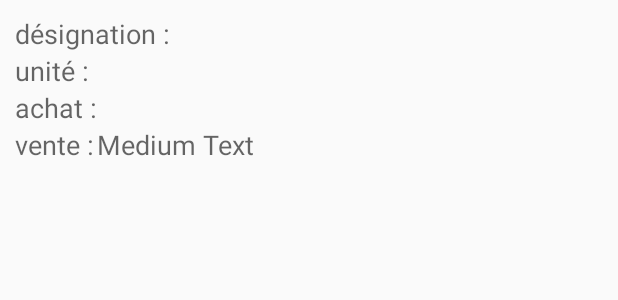
After one commit to omarmahjoubi/ApplicationFinance, an Android app: the layout cours_element.xml on its own in the app's theme, with its tools: preview values and no code run, on a phone screen of 412 x 824 dp. The commit adds this screen. Shown: the top 300 px of the screen. Run offline under Robolectric (Android 15) with nearby library versions, the phone set to English and light mode, and no system bars.

Commit message:
add display cours feature

```diff
--- /dev/null
+++ b/app/src/main/res/layout/cours_element.xml
@@ -0,0 +1,89 @@
+<?xml version="1.0" encoding="utf-8"?>
+<RelativeLayout xmlns:android="http://schemas.android.com/apk/res/android"
+    xmlns:tools="http://schemas.android.com/tools"
+    android:layout_width="match_parent"
+    android:layout_height="match_parent"
+    android:padding="10dp"
+    >
+
+    <TextView
+        android:layout_width="wrap_content"
+        android:layout_height="wrap_content"
+        android:textAppearance="?android:attr/textAppearanceMedium"
+        android:text="@string/code"
+        android:id="@+id/code"
+        android:layout_alignParentTop="true"
+        android:layout_alignParentLeft="true"
+        android:layout_alignParentStart="true" />
+
+    <TextView
+        android:layout_width="wrap_content"
+        android:layout_height="wrap_content"
+        android:textAppearance="?android:attr/textAppearanceMedium"
+        android:text="@string/unite"
+        android:id="@+id/unite"
+        android:layout_below="@+id/code"
+        android:layout_alignParentLeft="true"
+        android:layout_alignParentStart="true" />
+
+    <TextView
+        android:layout_width="wrap_content"
+        android:layout_height="wrap_content"
+        android:textAppearance="?android:attr/textAppearanceMedium"
+        android:text="@string/achat"
+        android:id="@+id/achat"
+        android:layout_below="@+id/unite"
+        android:layout_alignParentLeft="true"
+        android:layout_alignParentStart="true" />
+
+    <TextView
+        android:layout_width="wrap_content"
+        android:layout_height="wrap_content"
+        android:textAppearance="?android:attr/textAppearanceMedium"
+        android:text="@string/vente"
+        android:id="@+id/vente"
+        android:layout_below="@+id/achat"
+        android:layout_alignParentLeft="true"
+        android:layout_alignParentStart="true" />
+
+    <TextView
+        android:layout_width="wrap_content"
+        android:layout_height="wrap_content"
+        android:textAppearance="?android:attr/textAppearanceMedium"
+        android:text=""
+        android:id="@+id/code1"
+        android:layout_alignTop="@+id/code"
+        android:layout_toRightOf="@+id/code"
+        android:layout_toEndOf="@+id/code" />
+
+    <TextView
+        android:layout_width="wrap_content"
+        android:layout_height="wrap_content"
+        android:textAppearance="?android:attr/textAppearanceMedium"
+        android:text=""
+        android:id="@+id/unite1"
+        android:layout_above="@+id/achat"
+        android:layout_toRightOf="@+id/achat"
+        android:layout_toEndOf="@+id/achat" />
+
+    <TextView
+        android:layout_width="wrap_content"
+        android:layout_height="wrap_content"
+        android:textAppearance="?android:attr/textAppearanceMedium"
+        android:text=""
+        android:id="@+id/achat1"
+        android:layout_alignTop="@+id/achat"
+        android:layout_alignLeft="@+id/unite1"
+        android:layout_alignStart="@+id/unite1" />
+
+    <TextView
+        android:layout_width="wrap_content"
+        android:layout_height="wrap_content"
+        android:textAppearance="?android:attr/textAppearanceMedium"
+        android:text="Medium Text"
+        android:id="@+id/vente1"
+        android:layout_below="@+id/achat1"
+        android:layout_alignLeft="@+id/achat1"
+        android:layout_alignStart="@+id/achat1" />
+
+</RelativeLayout>
--- a/app/src/main/res/values/strings.xml
+++ b/app/src/main/res/values/strings.xml
@@ -12,7 +12,13 @@
     <string name="title_activity_devise">Convertisseur de devise</string>
     <string name="afficher_devise">convertisseur de devise</string>
     <string name="button_convert">convertir</string>
+    <string name="display_cours">affihcer les cours</string>
 
+
+    <string name="code">désignation : </string>
+    <string name="unite">unité : </string>
+    <string name="achat">achat : </string>
+    <string name="vente">vente : </string>
 
 
     <string name="devise_defaut1">Dinar Tunisier</string>
@@ -22,5 +28,6 @@
         <item>Dollar US</item>
         <item>Livre Sterling</item>
     </string-array>
+    <string name="title_activity_cours">CoursActivity</string>
 
 </resources>
```
Also changed, not shown: app/src/main/AndroidManifest.xml (+9 -4 lines), app/src/main/java/com/exemple/application/parsing/CoursActivity.java (added, +98 -0 lines), app/src/main/java/com/exemple/application/parsing/DeviseActivity.java (+49 -24 lines), app/src/main/java/com/exemple/application/parsing/guielemement/CoursAdapter.java (added, +62 -0 lines), app/src/main/java/com/exemple/application/parsing/guielemement/CoursData.java (added, +53 -0 lines), app/src/main/res/layout/activity_cours.xml (added, +35 -0 lines), app/src/main/res/layout/content_cours.xml (added, +22 -0 lines), app/src/main/res/menu/menu_devise.xml (added, +15 -0 lines).
